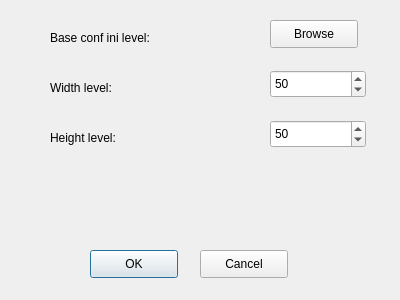
LeVirus/NietLevelEditor, file NietLevelEditor/ConfNewLevelForm.ui: the form before one commit.
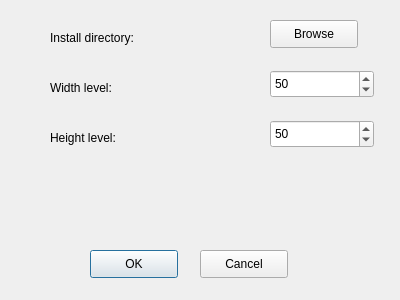
The form after the commit.

Commit message: Move ini level loading in specific class.

Patch:
```diff
--- a/NietLevelEditor/ConfNewLevelForm.ui
+++ b/NietLevelEditor/ConfNewLevelForm.ui
@@ -57,7 +57,7 @@
     <rect>
      <x>270</x>
      <y>70</y>
-     <width>96</width>
+     <width>104</width>
      <height>28</height>
     </rect>
    </property>
@@ -73,7 +73,7 @@
     <rect>
      <x>270</x>
      <y>120</y>
-     <width>96</width>
+     <width>104</width>
      <height>28</height>
     </rect>
    </property>
@@ -94,7 +94,7 @@
     </rect>
    </property>
    <property name="text">
-    <string>Base conf ini level:</string>
+    <string>Install directory:</string>
    </property>
   </widget>
   <widget class="QLabel" name="label_2">
```
The commit also changes 9 other files.
